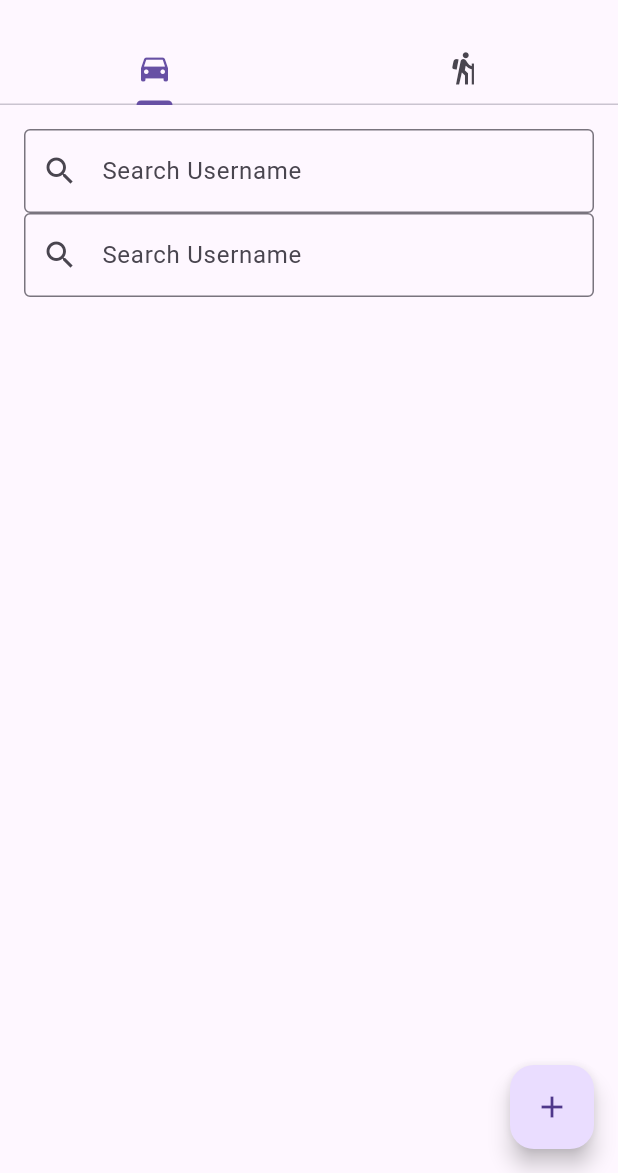
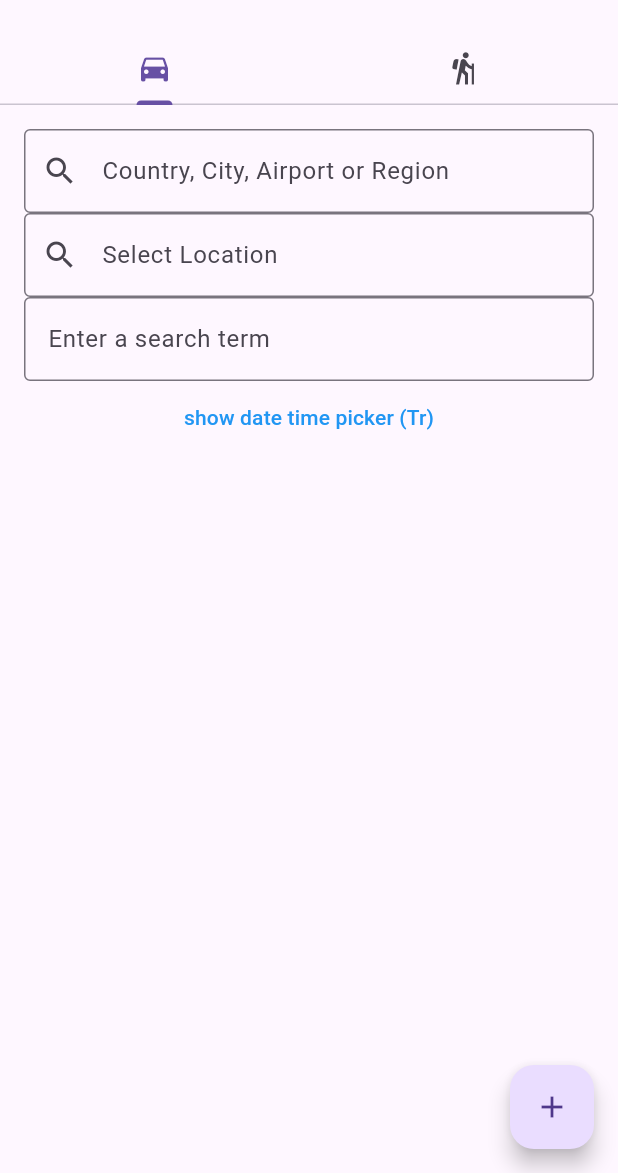
Before and after one commit to selek55/TranigoMobil, a Flutter app: the screen it shows after launch, on a phone screen of 412 x 824 dp, the part 63-1236 px from its top. Run offline on Flutter 3.47's test engine with Material 3 defaults, Android fonts, the phone set to English and light mode, and no system bars; drawn by our look-alikes of flutter_typeahead; our stand-ins replace faker, flutter_datetime_picker, get_it.

Commit message:
search fix

```diff
--- /dev/null
+++ b/tranigo/lib/models/drop_off_location.dart
@@ -0,0 +1,48 @@
+class DropOffLocation {
+  int? id;
+  String? name;
+  bool? isAirport;
+  int? cityId;
+  String? cityName;
+  double? mesafe;
+  int? sirala;
+  String? link;
+  bool? fiyatVarMi;
+
+  DropOffLocation(
+      {this.id,
+      this.name,
+      this.isAirport,
+      this.cityId,
+      this.cityName,
+      this.mesafe,
+      this.sirala,
+      this.link,
+      this.fiyatVarMi});
+
+  DropOffLocation.fromJson(Map<String, dynamic> json) {
+    id = json['Id'];
+    name = json['Name'];
+    isAirport = json['IsAirport'];
+    cityId = json['CityId'];
+    cityName = json['CityName'];
+    mesafe = json['Mesafe'];
+    sirala = json['Sirala'];
+    link = json['Link'];
+    fiyatVarMi = json['FiyatVarMi'];
+  }
+
+  Map<String, dynamic> toJson() {
+    final Map<String, dynamic> data = <String, dynamic>{};
+    data['Id'] = id;
+    data['Name'] = name;
+    data['IsAirport'] = isAirport;
+    data['CityId'] = cityId;
+    data['CityName'] = cityName;
+    data['Mesafe'] = mesafe;
+    data['Sirala'] = sirala;
+    data['Link'] = link;
+    data['FiyatVarMi'] = fiyatVarMi;
+    return data;
+  }
+}
--- a/tranigo/lib/services/transfer/pick_up_location_api.dart
+++ b/tranigo/lib/services/transfer/pick_up_location_api.dart
@@ -4,10 +4,9 @@ import 'package:tranigo/models/pick_up_location.dart';
 
 class PickUpLocationApi {
   static Future<List<PickUpLocation>> getPickUpLocations(String query) async {
-    final url = Uri.parse(
-        'https://test.betaindustrial.com.tr/en/booking/search?search=' +
-            query.toLowerCase() +
-            '&lang=en');
+    final url = Uri.parse('https://www.tranigo.com/en/booking/search?search=' +
+        query.toLowerCase() +
+        '&lang=en');
 
     final response = await http.get(url);
 
@@ -20,10 +19,9 @@ class PickUpLocationApi {
   }
 
   static Future<List<Children>> getPickUpLocationChildren(String query) async {
-    final url = Uri.parse(
-        'https://test.betaindustrial.com.tr/en/booking/search?search=' +
-            query.toLowerCase() +
-            '&lang=en');
+    final url = Uri.parse('https://www.tranigo.com/en/booking/search?search=' +
+        query.toLowerCase() +
+        '&lang=en');
 
     final response = await http.get(url);
 
--- a/tranigo/lib/views/home/tab_page.dart
+++ b/tranigo/lib/views/home/tab_page.dart
@@ -1,6 +1,6 @@
 import 'package:flutter/material.dart';
 import 'package:tranigo/views/city_region_list.dart';
-import 'package:tranigo/views/search/search.dart';
+import 'package:tranigo/views/search/transfer_search.dart';
 
 class HomeTabWidget extends StatefulWidget {
   const HomeTabWidget({Key? key}) : super(key: key);
@@ -29,7 +29,7 @@ class HomeTabWidgetState extends State<HomeTabWidget> {
           ),
         ),
         body: const TabBarView(
-          children: [NetworkTypeAheadPage(), CityRegionListeWidget()],
+          children: [TransferSearchWidget(), CityRegionListeWidget()],
         ),
       ),
     );
--- a/tranigo/lib/views/search/search.dart
+++ /dev/null
@@ -1,98 +0,0 @@
-import 'package:flutter/material.dart';
-import 'package:flutter_typeahead/flutter_typeahead.dart';
-import 'package:tranigo/models/pick_up_location.dart';
-import 'package:tranigo/services/transfer/pick_up_location_api.dart';
-import 'package:tranigo/services/user_api.dart';
-
-class NetworkTypeAheadPage extends StatelessWidget {
-  const NetworkTypeAheadPage({Key? key}) : super(key: key);
-
-  @override
-  Widget build(BuildContext context) => Scaffold(
-        body: SafeArea(
-          child: Container(
-              padding: const EdgeInsets.all(16),
-              child: Column(children: [
-                TypeAheadField<Children?>(
-                  hideSuggestionsOnKeyboardHide: false,
-                  textFieldConfiguration: const TextFieldConfiguration(
-                    decoration: InputDecoration(
-                      prefixIcon: Icon(Icons.search),
-                      border: OutlineInputBorder(),
-                      hintText: 'Search Username',
-                    ),
-                  ),
-                  suggestionsCallback:
-                      PickUpLocationApi.getPickUpLocationChildren,
-                  itemBuilder: (context, Children? suggestion) {
-                    final pickUpLocation = suggestion!;
-
-                    return ListTile(
-                      leading: Icon(
-                        pickUpLocation.type == 1
-                            ? Icons.airplanemode_on_outlined
-                            : Icons.location_on_outlined,
-                        color: Colors.red[400],
-                      ),
-                      title: Text(pickUpLocation.text!),
-                    );
-                  },
-                  noItemsFoundBuilder: (context) => const SizedBox(
-                    height: 100,
-                    child: Center(
-                      child: Text(
-                        'No Users Found.',
-                        style: TextStyle(fontSize: 24),
-                      ),
-                    ),
-                  ),
-                  onSuggestionSelected: (Children? suggestion) {
-                    final pickUpLocation = suggestion!;
-
-                    ScaffoldMessenger.of(context)
-                      ..removeCurrentSnackBar()
-                      ..showSnackBar(SnackBar(
-                        content: Text('Selected user: ${pickUpLocation.text}'),
-                      ));
-                  },
-                ),
-                TypeAheadField<User?>(
-                  hideSuggestionsOnKeyboardHide: false,
-                  textFieldConfiguration: const TextFieldConfiguration(
-                    decoration: InputDecoration(
-                      prefixIcon: Icon(Icons.search),
-                      border: OutlineInputBorder(),
-                      hintText: 'Search Username',
-                    ),
-                  ),
-                  suggestionsCallback: UserApi.getUserSuggestions,
-                  itemBuilder: (context, User? suggestion) {
-                    final user = suggestion!;
-
-                    return ListTile(
-                      title: Text(user.name),
-                    );
-                  },
-                  noItemsFoundBuilder: (context) => const SizedBox(
-                    height: 100,
-                    child: Center(
-                      child: Text(
-                        'No Users Found.',
-                        style: TextStyle(fontSize: 24),
-                      ),
-                    ),
-                  ),
-                  onSuggestionSelected: (User? suggestion) {
-                    final user = suggestion!;
-
-                    ScaffoldMessenger.of(context)
-                      ..removeCurrentSnackBar()
-                      ..showSnackBar(SnackBar(
-                        content: Text('Selected user: ${user.name}'),
-                      ));
-                  },
-                )
-              ])),
-        ),
-      );
-}
--- /dev/null
+++ b/tranigo/lib/views/search/transfer_search.dart
@@ -0,0 +1,213 @@
+import 'package:flutter/material.dart';
+import 'package:flutter_typeahead/flutter_typeahead.dart';
+import 'package:tranigo/models/drop_off_location.dart';
+import 'package:tranigo/models/pick_up_location.dart';
+import 'package:tranigo/services/transfer/drop_off_location_api.dart';
+import 'package:tranigo/services/transfer/pick_up_location_api.dart';
+import 'package:flutter_datetime_picker/flutter_datetime_picker.dart';
+
+class TransferSearchWidget extends StatefulWidget {
+  const TransferSearchWidget({Key? key}) : super(key: key);
+
+  @override
+  TransferSearchState createState() => TransferSearchState();
+}
+
+class TransferSearchState extends State<TransferSearchWidget> {
+  Children? pickUpLocation;
+  DropOffLocation? dropOffLocation;
+
+  List<DropOffLocation> dropOffLocationList = [];
+
+  String getPickUpLocationText() {
+    return pickUpLocation?.text ?? 'Country, City, Airport or Region';
+  }
+
+  String getDropOffLocationText() {
+    return dropOffLocation?.name ?? 'Select Location';
+  }
+
+  @override
+  Widget build(BuildContext context) => Scaffold(
+        body: SafeArea(
+          child: Container(
+              padding: const EdgeInsets.all(16),
+              child: Column(children: [
+                TypeAheadField<Children?>(
+                  hideSuggestionsOnKeyboardHide: false,
+                  textFieldConfiguration: TextFieldConfiguration(
+                    decoration: InputDecoration(
+                        prefixIcon: const Icon(Icons.search),
+                        border: const OutlineInputBorder(),
+                        labelText: getPickUpLocationText()),
+                  ),
+                  suggestionsCallback: (v) =>
+                      PickUpLocationApi.getPickUpLocationChildren(v),
+                  itemBuilder: (context, Children? suggestion) {
+                    final children = suggestion!;
+
+                    return ListTile(
+                      leading: Icon(
+                        children.type == 1
+                            ? Icons.airplanemode_on_outlined
+                            : Icons.location_on_outlined,
+                        color: Colors.red[400],
+                      ),
+                      title: Text(children.text!),
+                    );
+                  },
+                  noItemsFoundBuilder: (context) => const SizedBox(
+                    height: 100,
+                    child: Center(
+                      child: Text(
+                        'No Found.',
+                        style: TextStyle(fontSize: 24),
+                      ),
+                    ),
+                  ),
+                  onSuggestionSelected: (Children? suggestion) {
+                    setState(() {
+                      pickUpLocation = suggestion;
+                    });
+
+                    DropOffLocationApi.getPickUpLocations(pickUpLocation!.id!)
+                        .then((value) => {
+                              setState(() {
+                                dropOffLocationList = value;
+                              })
+                            });
+
+                    ScaffoldMessenger.of(context)
+                      ..removeCurrentSnackBar()
+                      ..showSnackBar(SnackBar(
+                        content: Text('Selected user: ${pickUpLocation!.text}'),
+                      ));
+                  },
+                ),
+                TypeAheadField<DropOffLocation?>(
+                  hideSuggestionsOnKeyboardHide: false,
+                  textFieldConfiguration: TextFieldConfiguration(
+                    decoration: InputDecoration(
+                        prefixIcon: const Icon(Icons.search),
+                        border: const OutlineInputBorder(),
+                        labelText: getDropOffLocationText()),
+                  ),
+                  suggestionsCallback: (value) {
+                    // DropOffLocationApi.getPickUpLocations(pickUpLocation!.id!)
+                    //     .then((value) => dropOffLocationList = value);
+
+                    // Completer<Iterable<DropOffLocation>> completer =
+                    //     Completer();
+                    // completer.complete(<String>["cobalt", "copper"]);
+                    // return completer.future;
+
+                    return dropOffLocationList;
+                  },
+                  itemBuilder: (context, DropOffLocation? suggestion) {
+                    final children = suggestion!;
+
+                    return ListTile(
+                      leading: Icon(
+                        Icons.location_on_outlined,
+                        color: Colors.red[400],
+                      ),
+                      title: Text(children.name!),
+                    );
+                  },
+                  noItemsFoundBuilder: (context) => const SizedBox(
+                    height: 100,
+                    child: Center(
+                      child: Text(
+                        'No Found.',
+                        style: TextStyle(fontSize: 24),
+                      ),
+                    ),
+                  ),
+                  onSuggestionSelected: (DropOffLocation? suggestion) {
+                    setState(() {
+                      dropOffLocation = suggestion;
+                    });
+
+                    ScaffoldMessenger.of(context)
+                      ..removeCurrentSnackBar()
+                      ..showSnackBar(SnackBar(
+                        content:
+                            Text('Selected user: ${dropOffLocation!.name}'),
+                      ));
+                  },
+                ),
+                TextField(
+                  onTap: () {
+                    DatePicker.showDatePicker(context,
+                        showTitleActions: true,
+                        minTime: DateTime.now(), //DateTime(2018, 3, 5),
+                        //maxTime: DateTime(2019, 6, 7),
+                        onChanged: (date) {},
+                        onConfirm: (date) {},
+                        currentTime: DateTime.now());
+
+                    //FocusScopeNode currentFocus = FocusScope.of(context);
+                    FocusScope.of(context).requestFocus(new FocusNode());
+                  },
+                  //focusNode: FirstDisabledFocusNode(),
+
+                  decoration: InputDecoration(
+                    border: OutlineInputBorder(),
+                    hintText: 'Enter a search term',
+                  ),
+                ),
+
+                TextButton(
+                    onPressed: () {
+                      DatePicker.showDatePicker(context,
+                          showTitleActions: true,
+                          minTime: DateTime(2018, 3, 5),
+                          maxTime: DateTime(2019, 6, 7),
+                          onChanged: (date) {},
+                          onConfirm: (date) {},
+                          currentTime: DateTime.now(),
+                          locale: LocaleType.tr);
+                    },
+                    child: const Text(
+                      'show date time picker (Tr)',
+                      style: TextStyle(color: Colors.blue),
+                    ))
+                // DropdownButton<DropOffLocation>(
+                //   value: dropOffLocation,
+                //   icon: const Icon(Icons.arrow_downward),
+                //   elevation: 16,
+                //   style: const TextStyle(color: Colors.deepPurple),
+                //   underline: Container(
+                //     height: 2,
+                //     color: Colors.deepPurpleAccent,
+                //   ),
+                //   onChanged: (DropOffLocation? newValue) {
+                //     setState(() {
+                //       dropOffLocation = newValue!;
+                //     });
+                //   },
+                //   items: dropOffLocationList
+                //       .map<DropdownMenuItem<DropOffLocation>>(
+                //           (DropOffLocation value) {
+                //     return DropdownMenuItem<DropOffLocation>(
+                //       value: value,
+                //       child: Text(value.name!),
+                //     );
+                //   }).toList(),
+                // ),
+              ])),
+        ),
+      );
+}
+
+// class AlwaysDisabledFocusNode extends FocusNode {
+//   @override
+//   bool get hasFocus => false;
+// }
+
+class FirstDisabledFocusNode extends FocusNode {
+  @override
+  bool consumeKeyboardToken() {
+    return false;
+  }
+}
--- a/tranigo/pubspec.yaml
+++ b/tranigo/pubspec.yaml
@@ -38,6 +38,7 @@ dependencies:
   get_it: ^7.2.0
   faker: ^2.0.0
   flutter_typeahead: ^3.2.4
+  flutter_datetime_picker: ^1.5.1
 
 dev_dependencies:
   flutter_test:
```
Also changed, not shown: tranigo/lib/services/transfer/drop_off_location_api.dart (added, +20 -0 lines).
